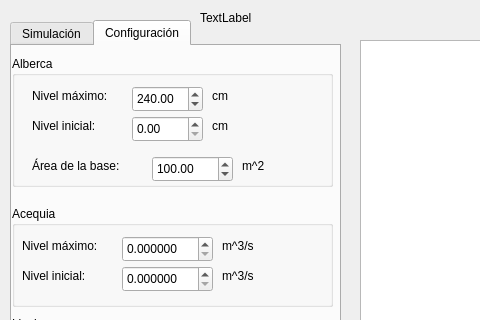
Old version of the form mainwindow.ui in the repository pecec1to/proyecto; both pictures show x 0 to 480 and y 0 to 320 of the 800 by 600 pixel window.
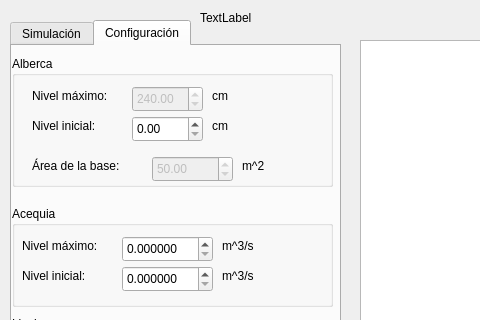
New version of the form.

Patch:
```diff
--- a/mainwindow.ui
+++ b/mainwindow.ui
@@ -392,6 +392,9 @@
        </property>
       </widget>
       <widget class="QDoubleSpinBox" name="doubleSpinBox_albercaMax">
+       <property name="enabled">
+        <bool>false</bool>
+       </property>
        <property name="geometry">
         <rect>
          <x>120</x>
@@ -421,6 +424,9 @@
        </property>
       </widget>
       <widget class="QDoubleSpinBox" name="doubleSpinBox_albercaArea">
+       <property name="enabled">
+        <bool>false</bool>
+       </property>
        <property name="geometry">
         <rect>
          <x>140</x>
@@ -433,7 +439,7 @@
         <double>200.000000000000000</double>
        </property>
        <property name="value">
-        <double>100.000000000000000</double>
+        <double>50.000000000000000</double>
        </property>
       </widget>
       <widget class="QLabel" name="label_14">
```
Left out of the diff: 10 changed lines with no effect on the pictures.
